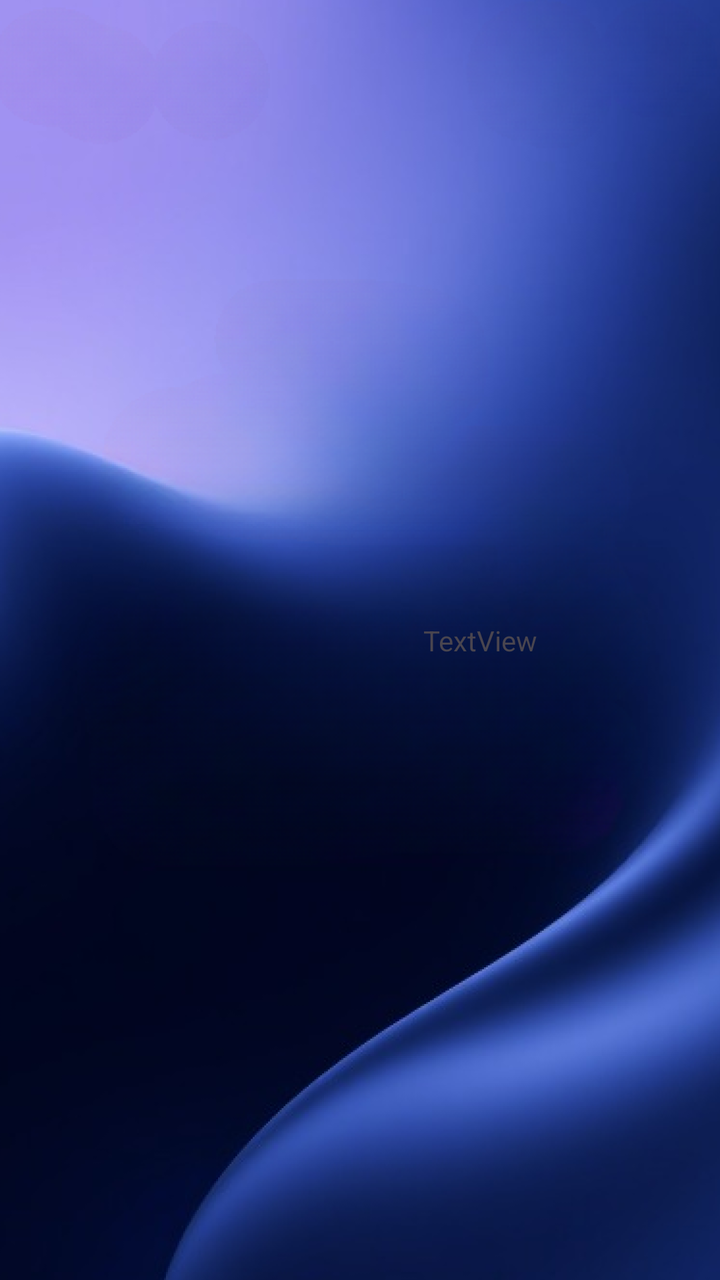
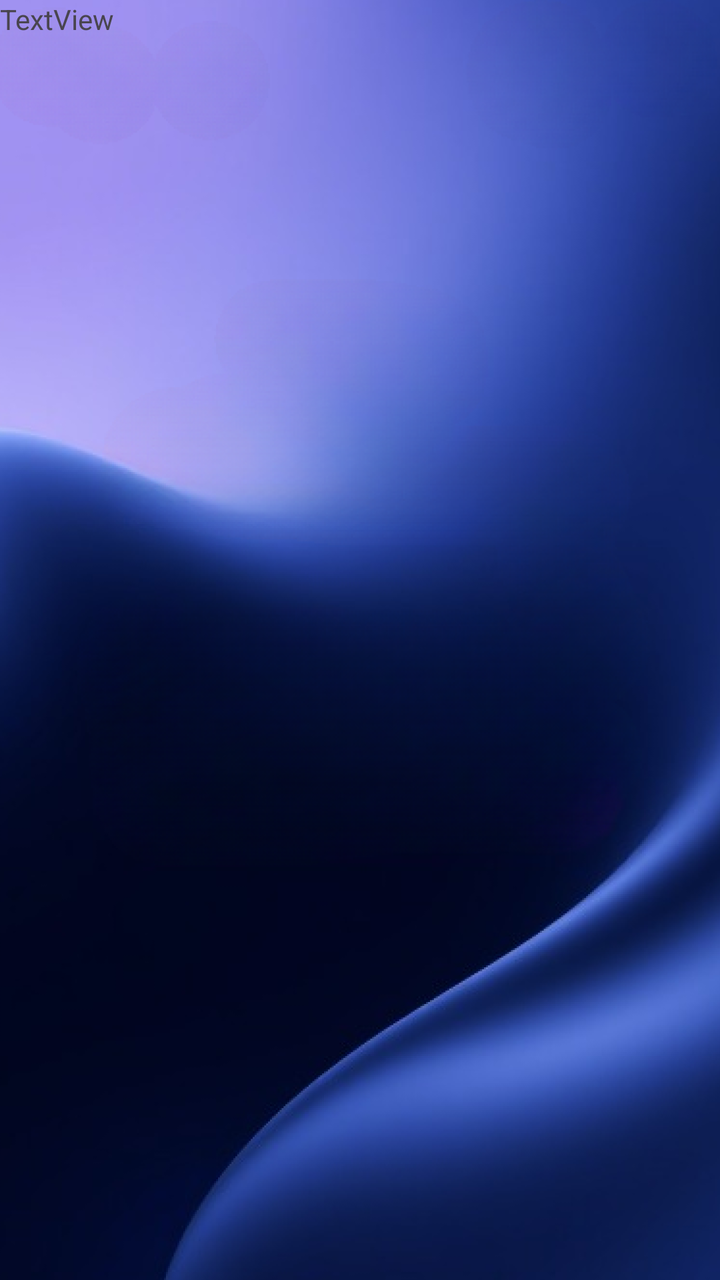

Screens rendered from an Android XML layout before and after an edit, with the pre-edit source and the edit as a unified diff.
<!-- AndroidManifest.xml: application theme Theme.Lasttele -->
<!-- res/layout/contact_main.xml -->
<?xml version="1.0" encoding="utf-8"?>
<androidx.constraintlayout.widget.ConstraintLayout xmlns:android="http://schemas.android.com/apk/res/android"
    xmlns:app="http://schemas.android.com/apk/res-auto"
    xmlns:tools="http://schemas.android.com/tools"
    android:id="@+id/main"
    android:layout_width="match_parent"
    android:layout_height="match_parent"
    android:background="@drawable/background_1"
    tools:context=".ContactsActivity"

>


    <TextView
        android:id="@+id/textView2"
        android:layout_width="wrap_content"
        android:layout_height="wrap_content"
        android:text="TextView"
        app:layout_constraintBottom_toBottomOf="parent"
        app:layout_constraintEnd_toEndOf="parent"
        app:layout_constraintHorizontal_bias="0.699"
        app:layout_constraintStart_toStartOf="parent"
        app:layout_constraintTop_toTopOf="parent" />


</androidx.constraintlayout.widget.ConstraintLayout>
<!-- resources referenced by this layout -->
<resources>
  <!-- drawable background_1: png bitmap (drawable-xhdpi, 511664 bytes) -->
  <style name="Theme.Lasttele" parent="Base.Theme.Lasttele" />
  <style name="Base.Theme.Lasttele" parent="Theme.Material3.DayNight.NoActionBar">
          
  
          
      </style>
</resources>

<!-- the commit's change to res/layout/contact_main.xml (unified diff, before → after) -->
@@ -1,5 +1,5 @@
 <?xml version="1.0" encoding="utf-8"?>
-<androidx.constraintlayout.widget.ConstraintLayout xmlns:android="http://schemas.android.com/apk/res/android"
+<RelativeLayout xmlns:android="http://schemas.android.com/apk/res/android"
     xmlns:app="http://schemas.android.com/apk/res-auto"
     xmlns:tools="http://schemas.android.com/tools"
     android:id="@+id/main"
@@ -23,4 +23,15 @@
         app:layout_constraintTop_toTopOf="parent" />
 
 
-</androidx.constraintlayout.widget.ConstraintLayout>
+    <androidx.recyclerview.widget.RecyclerView
+        android:id="@+id/recyclerView"
+        android:layout_width="411dp"
+        android:layout_height="893dp"
+        app:layout_constraintBottom_toBottomOf="parent"
+        app:layout_constraintEnd_toEndOf="parent"
+        app:layout_constraintHorizontal_bias="0.0"
+        app:layout_constraintStart_toStartOf="parent"
+        app:layout_constraintTop_toTopOf="parent" />
+
+
+</RelativeLayout>
